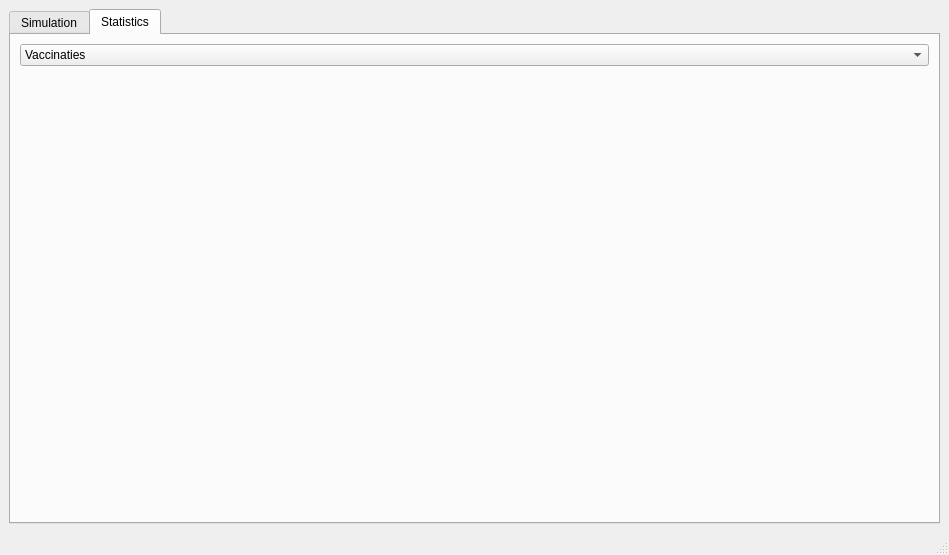
Robin-Dillen/PSE, file mainwindow.ui: the form before one commit.
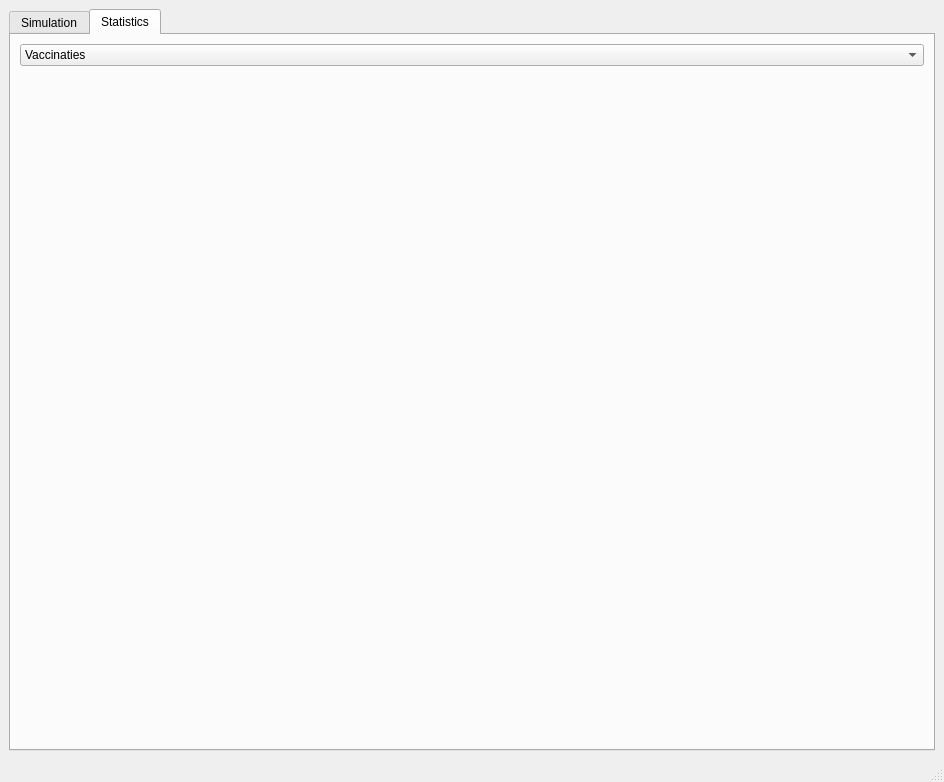
The form after the commit. The open tabs and pages were chosen to show the change.

Diff of the .ui file:
```diff
--- a/mainwindow.ui
+++ b/mainwindow.ui
@@ -6,8 +6,8 @@
    <rect>
     <x>0</x>
     <y>0</y>
-    <width>949</width>
-    <height>555</height>
+       <width>944</width>
+       <height>782</height>
    </rect>
   </property>
   <property name="windowTitle">
@@ -202,7 +202,19 @@
             </item>
            </layout>
           </widget>
-          <widget class="QWidget" name="stackedWidgetPage2"/>
+             <widget class="QWidget" name="stackedWidgetPage2">
+                 <widget class="QFrame" name="horizontalFrame_page2_2">
+                     <property name="geometry">
+                         <rect>
+                             <x>0</x>
+                             <y>0</y>
+                             <width>911</width>
+                             <height>661</height>
+                         </rect>
+                     </property>
+                     <layout class="QHBoxLayout" name="horizontalFrame_page2"/>
+                 </widget>
+             </widget>
          </widget>
         </item>
        </layout>
```
Left out of the diff: 4 changed lines with no effect on the pictures. Lines whose indentation alone changed are shown as unchanged.
